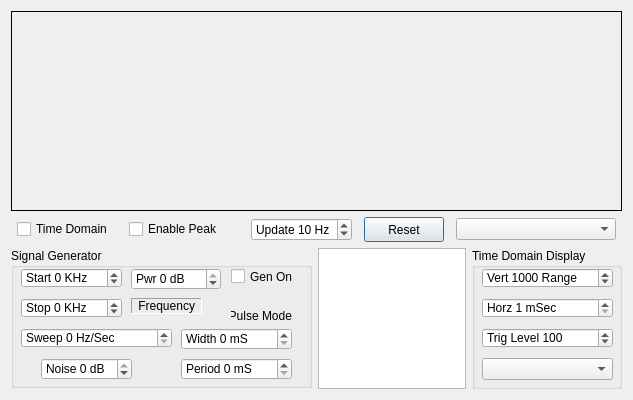
The window that gui/testbench.ui (rafael2k/CuteSDR) describes before a commit, drawn with Qt 5.
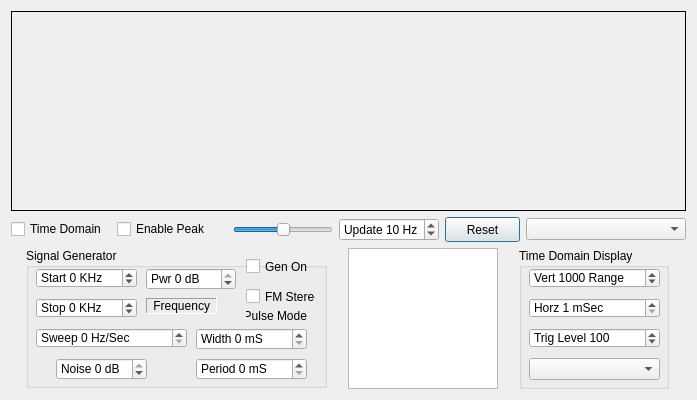
The same window after the commit.

Patch:
```diff
--- a/gui/testbench.ui
+++ b/gui/testbench.ui
@@ -6,7 +6,7 @@
    <rect>
     <x>0</x>
     <y>0</y>
-    <width>633</width>
+    <width>695</width>
     <height>400</height>
    </rect>
   </property>
@@ -91,6 +91,43 @@
        </property>
       </widget>
      </item>
+     <item>
+      <widget class="QSlider" name="horizontalSliderTest">
+       <property name="sizePolicy">
+        <sizepolicy hsizetype="Fixed" vsizetype="Fixed">
+         <horstretch>0</horstretch>
+         <verstretch>0</verstretch>
+        </sizepolicy>
+       </property>
+       <property name="minimumSize">
+        <size>
+         <width>100</width>
+         <height>0</height>
+        </size>
+       </property>
+       <property name="minimum">
+        <number>-34156</number>
+       </property>
+       <property name="maximum">
+        <number>34156</number>
+       </property>
+       <property name="singleStep">
+        <number>10</number>
+       </property>
+       <property name="pageStep">
+        <number>10</number>
+       </property>
+       <property name="value">
+        <number>0</number>
+       </property>
+       <property name="sliderPosition">
+        <number>0</number>
+       </property>
+       <property name="orientation">
+        <enum>Qt::Horizontal</enum>
+       </property>
+      </widget>
+     </item>
      <item>
       <widget class="QSpinBox" name="spinBoxRate">
        <property name="sizePolicy">
@@ -338,7 +375,7 @@
         <property name="geometry">
          <rect>
           <x>220</x>
-          <y>20</y>
+          <y>10</y>
           <width>70</width>
           <height>17</height>
          </rect>
@@ -425,6 +462,25 @@
          <set>Qt::AlignRight|Qt::AlignTrailing|Qt::AlignVCenter</set>
         </property>
        </widget>
+       <widget class="QCheckBox" name="checkBoxFm">
+        <property name="geometry">
+         <rect>
+          <x>220</x>
+          <y>40</y>
+          <width>70</width>
+          <height>17</height>
+         </rect>
+        </property>
+        <property name="minimumSize">
+         <size>
+          <width>70</width>
+          <height>0</height>
+         </size>
+        </property>
+        <property name="text">
+         <string>FM Stereo</string>
+        </property>
+       </widget>
       </widget>
      </item>
      <item>
```
Left out of the diff: 95 changed lines with no effect on the pictures.
